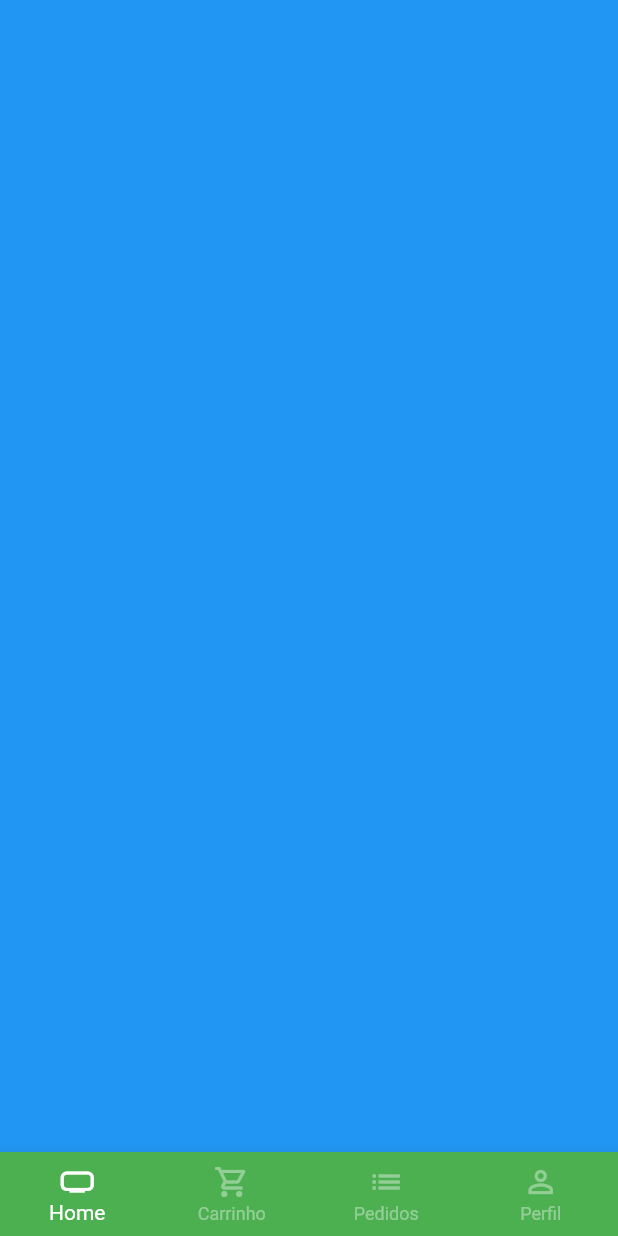
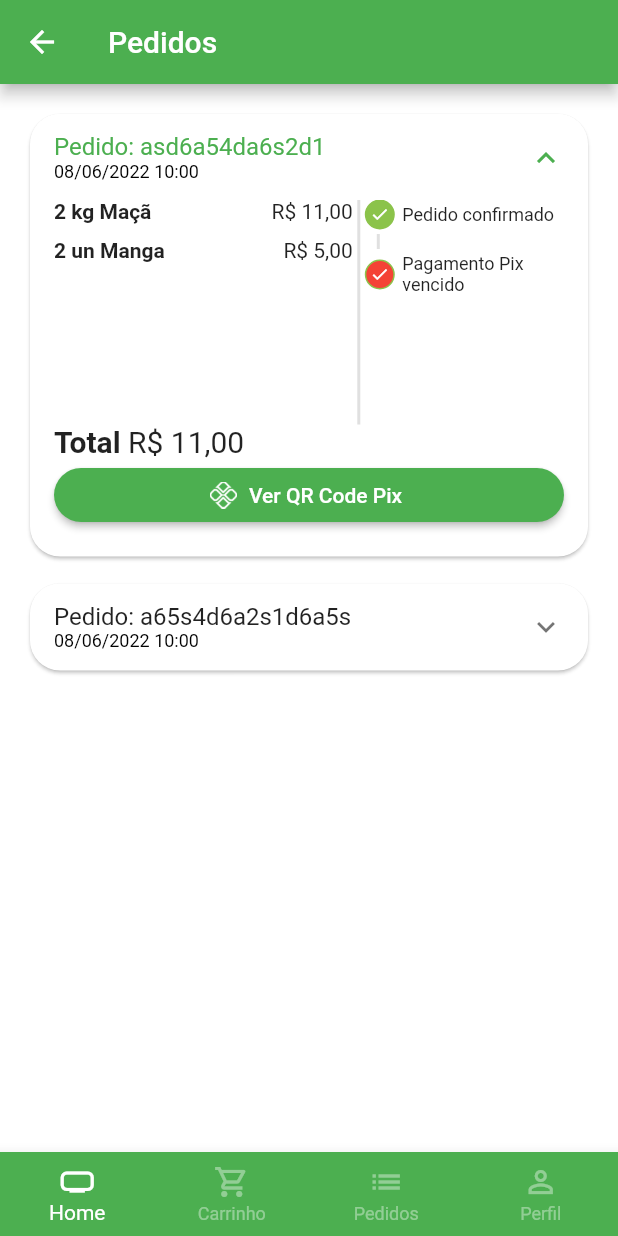
Before and after one commit to h2danilo/quitanda, a Flutter app: the BaseScreen screen opened directly, swiped to page 3, on a phone screen of 412 x 824 dp. Run offline on Flutter 3.47's test engine with Material 2 defaults, Android fonts, the phone set to English and light mode, and no system bars; our stand-ins replace animated_text_kit, badges, mask_text_input_formatter, qr_flutter; missing offline and left inert: desktop_window.

Commit message:
Add Tela Pedidos

```diff
--- a/lib/src/config/app_data.dart
+++ b/lib/src/config/app_data.dart
@@ -1,6 +1,8 @@
 import 'package:quitanda/src/models/cart_item_model.dart';
 import 'package:quitanda/src/models/item_model.dart';
 import 'package:quitanda/src/models/user_model.dart';
+
+import '../models/order_model.dart';
 
 ItemModel apple = ItemModel(
   description:
@@ -86,3 +88,49 @@ UserModel user = UserModel(
     phone: "15997021987",
     cpf: "35715280850",
     password: "");
+
+List<OrderModel> orders = [
+  // Pedido 01
+  OrderModel(
+    copyAndPaste: 'q1w2e3r4t5y6',
+    createdDateTime: DateTime.parse(
+      '2022-06-08 10:00:10.458',
+    ),
+    overdueDateTime: DateTime.parse(
+      '2022-06-08 11:00:10.458',
+    ),
+    id: 'asd6a54da6s2d1',
+    status: 'pending_payment',
+    total: 11.0,
+    items: [
+      CartItemModel(
+        item: apple,
+        quantity: 2,
+      ),
+      CartItemModel(
+        item: mango,
+        quantity: 2,
+      ),
+    ],
+  ),
+
+  // Pedido 02
+  OrderModel(
+    copyAndPaste: 'q1w2e3r4t5y6',
+    createdDateTime: DateTime.parse(
+      '2022-06-08 10:00:10.458',
+    ),
+    overdueDateTime: DateTime.parse(
+      '2023-06-08 11:00:10.458',
+    ),
+    id: 'a65s4d6a2s1d6a5s',
+    status: 'delivered',
+    total: 11.5,
+    items: [
+      CartItemModel(
+        item: guava,
+        quantity: 1,
+      ),
+    ],
+  ),
+];
--- /dev/null
+++ b/lib/src/models/order_model.dart
@@ -0,0 +1,21 @@
+import 'package:quitanda/src/models/cart_item_model.dart';
+
+class OrderModel {
+  String id;
+  DateTime createdDateTime;
+  DateTime overdueDateTime;
+  List<CartItemModel> items;
+  String status;
+  String copyAndPaste;
+  double total;
+
+  OrderModel({
+    required this.copyAndPaste,
+    required this.createdDateTime,
+    required this.id,
+    required this.items,
+    required this.overdueDateTime,
+    required this.status,
+    required this.total,
+  });
+}
--- a/lib/src/pages/base/base_screen.dart
+++ b/lib/src/pages/base/base_screen.dart
@@ -3,6 +3,7 @@ import 'package:quitanda/src/pages/cart/cart_tab.dart';
 import 'package:quitanda/src/pages/profile/profile_tab.dart';
 
 import '../home/home_tab.dart';
+import '../orders/orders_tab.dart';
 
 class BaseScreen extends StatefulWidget {
   const BaseScreen({super.key});
@@ -21,11 +22,11 @@ class _BaseScreenState extends State<BaseScreen> {
       body: PageView(
         physics: const NeverScrollableScrollPhysics(),
         controller: pageController,
-        children: [
-          const HomeTab(),
-          const CartTab(),
-          Container(color: Colors.blue),
-          const ProfileTab(),
+        children: const [
+          HomeTab(),
+          CartTab(),
+          OrdersTab(),
+          ProfileTab(),
         ],
       ),
       bottomNavigationBar: BottomNavigationBar(
--- a/lib/src/pages/cart/cart_tab.dart
+++ b/lib/src/pages/cart/cart_tab.dart
@@ -4,6 +4,7 @@ import 'package:quitanda/src/config/app_data.dart' as appData;
 import 'package:quitanda/src/models/cart_item_model.dart';
 
 import '../../services/utils_services.dart';
+import '../common_widgets/payment_dialog.dart';
 import 'components/cart_tile.dart';
 
 class CartTab extends StatefulWidget {
@@ -83,7 +84,17 @@ class _CartTabState extends State<CartTab> {
                   child: ElevatedButton(
                     onPressed: (() async {
                       bool? result = await showOrderConfirmation();
-                      print(result);
+                      //print(result);
+                      if (result ?? false) {
+                        showDialog(
+                          context: context,
+                          builder: (_) {
+                            return PaymentDialog(
+                              order: appData.orders.first,
+                            );
+                          },
+                        );
+                      }
                     }),
                     style: ElevatedButton.styleFrom(
                       backgroundColor: CustomColors.customSwatchColor,
--- /dev/null
+++ b/lib/src/pages/common_widgets/payment_dialog.dart
@@ -0,0 +1,97 @@
+import 'package:flutter/material.dart';
+import 'package:qr_flutter/qr_flutter.dart';
+import 'package:quitanda/src/services/utils_services.dart';
+
+import '../../models/order_model.dart';
+
+class PaymentDialog extends StatelessWidget {
+  final OrderModel order;
+
+  PaymentDialog({
+    super.key,
+    required this.order,
+  });
+
+  final UtilsServices utilsServices = UtilsServices();
+
+  @override
+  Widget build(BuildContext context) {
+    return Dialog(
+        shape: RoundedRectangleBorder(borderRadius: BorderRadius.circular(20)),
+        child: Stack(
+          alignment: Alignment.center,
+          children: [
+            //Conteudo
+            Padding(
+              padding: const EdgeInsets.all(8.0),
+              child: Column(
+                mainAxisSize: MainAxisSize.min,
+                children: [
+                  //Titulo
+                  const Padding(
+                    padding: EdgeInsets.symmetric(vertical: 10),
+                    child: Text(
+                      'Pagamento com Pix',
+                      style: TextStyle(
+                        fontSize: 18,
+                        fontWeight: FontWeight.bold,
+                      ),
+                    ),
+                  ),
+
+                  //QRCode
+                  QrImage(
+                    data: "1234567890",
+                    version: QrVersions.auto,
+                    size: 200.0,
+                  ),
+
+                  //Vencimento
+                  Text(
+                    "Vencimento: ${utilsServices.formatDateTime(order.overdueDateTime)}",
+                    style: const TextStyle(fontSize: 12),
+                  ),
+
+                  //Total
+                  Text(
+                    "Total: ${utilsServices.priceToCurrency(order.total)}",
+                    style: const TextStyle(
+                        fontWeight: FontWeight.bold, fontSize: 17),
+                  ),
+
+                  //Botão Copia e Cola
+                  OutlinedButton.icon(
+                    style: OutlinedButton.styleFrom(
+                        shape: RoundedRectangleBorder(
+                            borderRadius: BorderRadius.circular(20)),
+                        side: const BorderSide(
+                          width: 2,
+                          color: Colors.green,
+                        )),
+                    onPressed: (() {}),
+                    icon: const Icon(
+                      Icons.copy,
+                      size: 15,
+                    ),
+                    label: const Text(
+                      "Copiar código Pix",
+                      style: TextStyle(fontSize: 13),
+                    ),
+                  ),
+                ],
+              ),
+            ),
+
+            //Botao Fechar
+            Positioned(
+                top: 0,
+                right: 0,
+                child: IconButton(
+                    onPressed: (() {
+                      Navigator.of(context).pop();
+                    }),
+                    icon: const Icon(Icons.close)))
+          ],
+        ));
+  }
+}
--- /dev/null
+++ b/lib/src/pages/orders/components/order_status_widget.dart
@@ -0,0 +1,137 @@
+import 'package:flutter/material.dart';
+import 'package:quitanda/src/config/custom_colors.dart';
+
+class OrderStatusWidget extends StatelessWidget {
+  final String status;
+  final bool isOverdue;
+
+  final Map<String, int> allStatus = <String, int>{
+    'pending_payment': 0,
+    'refunded': 1,
+    'paid': 2,
+    'preparing_purchase': 3,
+    'shipping': 4,
+    'delivered': 5,
+  };
+
+  int get currentStatus =>
+      allStatus[status]!; //! quer dizer que nunca será nulo
+
+  OrderStatusWidget({
+    super.key,
+    required this.status,
+    required this.isOverdue,
+  });
+
+  @override
+  Widget build(BuildContext context) {
+    return Column(
+      crossAxisAlignment: CrossAxisAlignment.start,
+      children: [
+        const _StatusDot(isActive: true, title: 'Pedido confirmado'),
+        const _CustomDivider(),
+        if (currentStatus == 1) ...[
+          const _StatusDot(
+              isActive: true,
+              title: 'Pix estornado',
+              backgroundColor: Colors.orange),
+        ] else if (isOverdue) ...[
+          const _StatusDot(
+            isActive: true,
+            title: 'Pagamento Pix vencido',
+            backgroundColor: Colors.red,
+          )
+        ] else ...[
+          _StatusDot(
+            isActive: currentStatus >= 2,
+            title: 'pagamento',
+          ),
+          const _CustomDivider(),
+          _StatusDot(
+            isActive: currentStatus >= 3,
+            title: 'Preparando',
+          ),
+          const _CustomDivider(),
+          _StatusDot(
+            isActive: currentStatus >= 4,
+            title: 'Envio',
+          ),
+          const _CustomDivider(),
+          _StatusDot(
+            isActive: currentStatus == 5,
+            title: 'Entregue',
+          ),
+        ],
+      ],
+    );
+  }
+}
+
+class _CustomDivider extends StatelessWidget {
+  const _CustomDivider();
+
+  @override
+  Widget build(BuildContext context) {
+    return Container(
+      margin: const EdgeInsets.symmetric(horizontal: 8, vertical: 3),
+      height: 10,
+      width: 2,
+      color: Colors.grey.shade300,
+    );
+  }
+}
+
+class _StatusDot extends StatelessWidget {
+  final bool isActive;
+  final String title;
+  final Color? backgroundColor;
+
+  const _StatusDot({
+    required this.isActive,
+    required this.title,
+    this.backgroundColor,
+  });
+
+  @override
+  Widget build(BuildContext context) {
+    return Row(
+      children: [
+        // Dot
+        Container(
+          alignment: Alignment.center,
+          height: 20,
+          width: 20,
+          decoration: BoxDecoration(
+            shape: BoxShape.circle,
+            border: Border.all(
+              color: CustomColors.customSwatchColor,
+            ),
+            color: isActive
+                ? backgroundColor ?? CustomColors.customSwatchColor
+                : Colors.transparent,
+          ),
+          child: isActive
+              ? const Icon(
+                  Icons.check,
+                  size: 13,
+                  color: Colors.white,
+                )
+              : const SizedBox.shrink(),
+        ),
+
+        const SizedBox(
+          width: 5,
+        ),
+        //Text Status
+        Expanded(
+          child: Text(
+            title,
+            style: const TextStyle(
+              fontSize: 12,
+            ),
+          ),
+        ),
+      ],
+    );
+  }
+}
--- /dev/null
+++ b/lib/src/pages/orders/components/order_tile.dart
@@ -0,0 +1,152 @@
+import 'package:flutter/material.dart';
+import 'package:quitanda/src/models/order_model.dart';
+import 'package:quitanda/src/services/utils_services.dart';
+
+import '../../../models/cart_item_model.dart';
+import '../../common_widgets/payment_dialog.dart';
+import 'order_status_widget.dart';
+
+class OrderTile extends StatelessWidget {
+  final OrderModel order;
+
+  OrderTile({super.key, required this.order});
+
+  final UtilsServices utilsServices = UtilsServices();
+
+  @override
+  Widget build(BuildContext context) {
+    return Card(
+      shape: RoundedRectangleBorder(borderRadius: BorderRadius.circular(20)),
+      child: Theme(
+        data: Theme.of(context).copyWith(dividerColor: Colors.transparent),
+        child: ExpansionTile(
+          initiallyExpanded: order.status == 'pending_payment',
+          title: Column(
+            mainAxisSize: MainAxisSize.min,
+            crossAxisAlignment: CrossAxisAlignment.start,
+            children: [
+              Text('Pedido: ${order.id}'),
+              Text(
+                utilsServices.formatDateTime(order.createdDateTime),
+                style: const TextStyle(fontSize: 12, color: Colors.black),
+              ),
+            ],
+          ),
+          childrenPadding: const EdgeInsets.fromLTRB(16, 0, 16, 16),
+          expandedCrossAxisAlignment: CrossAxisAlignment.stretch,
+          children: [
+            IntrinsicHeight(
+              child: Row(
+                children: [
+                  //LIsta de Produtos
+                  Expanded(
+                    flex: 3,
+                    child: SizedBox(
+                      height: 150,
+                      child: ListView(
+                        children: order.items.map((orderItem) {
+                          return _OrderItemWidget(
+                            utilsServices: utilsServices,
+                            orderItem: orderItem,
+                          );
+                        }).toList(),
+                      ),
+                    ),
+                  ),
+
+                  //Divisão
+                  VerticalDivider(
+                    color: Colors.grey.shade300,
+                    thickness: 2,
+                    width: 8,
+                  ),
+
+                  //Status do pedido
+                  Expanded(
+                    flex: 2,
+                    child: OrderStatusWidget(
+                      status: order.status,
+                      isOverdue: order.overdueDateTime.isBefore(DateTime.now()),
+                    ),
+                  ),
+                ],
+              ),
+            ),
+
+            //Total
+            Text.rich(
+              TextSpan(style: const TextStyle(fontSize: 20), children: [
+                const TextSpan(
+                    text: "Total ",
+                    style: TextStyle(fontWeight: FontWeight.bold)),
+                TextSpan(
+                  text: utilsServices.priceToCurrency(order.total),
+                ),
+              ]),
+            ),
+
+            //Botão Pagamento
+            Visibility(
+              visible: order.status == 'pending_payment',
+              child: ElevatedButton.icon(
+                style: ElevatedButton.styleFrom(
+                  shape: RoundedRectangleBorder(
+                    borderRadius: BorderRadius.circular(20),
+                  ),
+                ),
+                onPressed: () {
+                  showDialog(
+                    context: context,
+                    builder: (_) {
+                      return PaymentDialog(
+                        order: order,
+                      );
+                    },
+                  );
+                },
+                icon: Image.asset(
+                  'assets/app_images/pix.png',
+                  height: 18,
+                ),
+                label: const Text("Ver QR Code Pix"),
+              ),
+            ),
+          ],
+        ),
+      ),
+    );
+  }
+}
+
+class _OrderItemWidget extends StatelessWidget {
+  const _OrderItemWidget({
+    Key? key,
+    required this.utilsServices,
+    required this.orderItem,
+  }) : super(key: key);
+
+  final UtilsServices utilsServices;
+  final CartItemModel orderItem;
+
+  @override
+  Widget build(BuildContext context) {
+    return Padding(
+      padding: const EdgeInsets.only(bottom: 10),
+      child: Row(
+        children: [
+          Text(
+            '${orderItem.quantity} ${orderItem.item.unit} ',
+            style: const TextStyle(fontWeight: FontWeight.bold),
+          ),
+          Expanded(
+            child: Text(
+              orderItem.item.itemName,
+              style: const TextStyle(fontWeight: FontWeight.bold),
+            ),
+          ),
+          Text(utilsServices.priceToCurrency(orderItem.totalPrice()))
+        ],
+      ),
+    );
+  }
+}
--- /dev/null
+++ b/lib/src/pages/orders/orders_tab.dart
@@ -0,0 +1,28 @@
+import 'package:flutter/material.dart';
+import 'package:quitanda/src/config/app_data.dart' as appData;
+
+import 'components/order_tile.dart';
+
+class OrdersTab extends StatelessWidget {
+  const OrdersTab({super.key});
+
+  @override
+  Widget build(BuildContext context) {
+    return Scaffold(
+      appBar: AppBar(
+        title: const Text("Pedidos"),
+      ),
+      body: ListView.separated(
+        padding: const EdgeInsets.all(16),
+        physics: const BouncingScrollPhysics(),
+        separatorBuilder: (context, index) => const SizedBox(height: 10),
+        itemBuilder: (context, index) {
+          return OrderTile(
+            order: appData.orders[index],
+          );
+        },
+        itemCount: appData.orders.length,
+      ),
+    );
+  }
+}
--- a/lib/src/services/utils_services.dart
+++ b/lib/src/services/utils_services.dart
@@ -1,4 +1,5 @@
 import 'package:intl/intl.dart';
+import 'package:intl/date_symbol_data_local.dart';
 
 class UtilsServices {
   String priceToCurrency(double price) {
@@ -7,4 +8,10 @@ class UtilsServices {
     );
     return numberFormat.format(price);
   }
+
+  String formatDateTime(DateTime dateTime) {
+    initializeDateFormatting();
+    DateFormat dateFormat = DateFormat.yMd('pt_BR').add_Hm();
+    return dateFormat.format(dateTime);
+  }
 }
--- a/pubspec.yaml
+++ b/pubspec.yaml
@@ -40,6 +40,7 @@ dependencies:
     badges: ^2.0.3
     intl: ^0.17.0
     desktop_window: ^0.4.0
+    qr_flutter: ^4.0.0
 
 dev_dependencies:
     flutter_test:
@@ -65,6 +66,7 @@ flutter:
     # To add assets to your application, add an assets section, like this:
     assets:
         - assets/fruits/
+        - assets/app_images/
     #   - images/a_dot_ham.jpeg
 
     # An image asset can refer to one or more resolution-specific "variants", see
```
Also changed, not shown: assets/app_images/pix.png (added), pubspec.lock.
